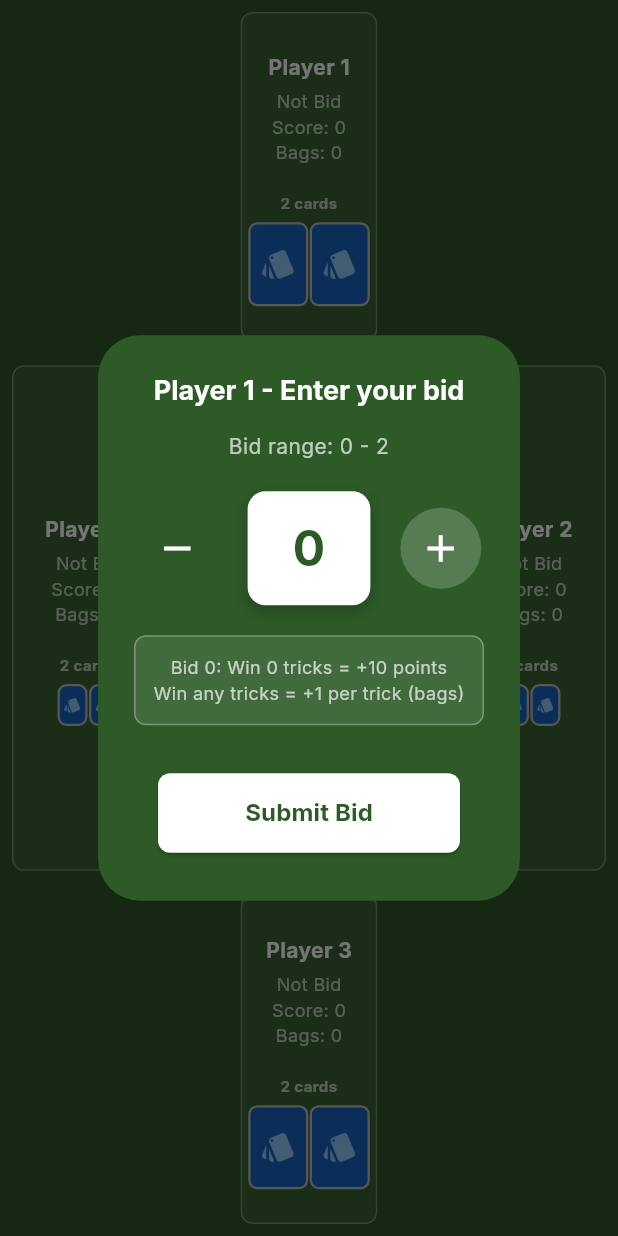
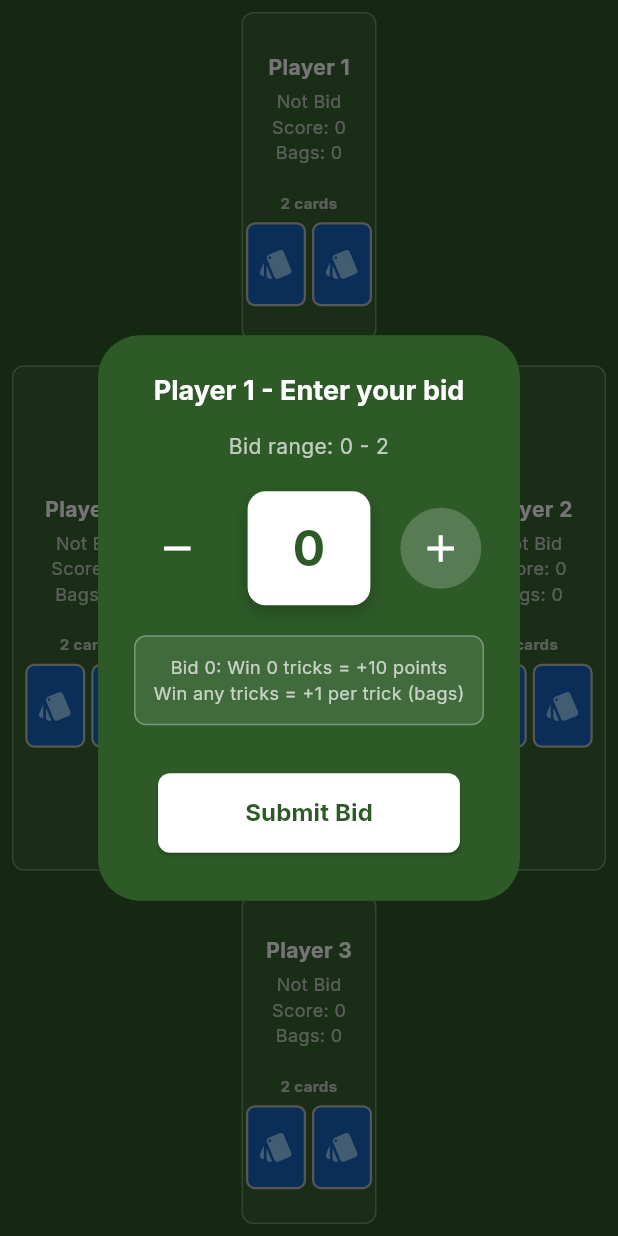
Before and after one commit to AungMyoKyaw4198/2to10_game, a Flutter app: the screen it shows after launch, after a tap on "Start New Game", on a phone screen of 412 x 824 dp. Run offline on Flutter 3.47's test engine with Material 3 defaults, Android fonts, the phone set to English and light mode, and no system bars; our stand-ins replace confetti, google_fonts.

Commit message:
Make card the same size

```diff
--- a/two_to_ten/lib/screens/game_screen.dart
+++ b/two_to_ten/lib/screens/game_screen.dart
@@ -7,6 +7,7 @@ import '../models/player.dart';
 import '../widgets/player_box.dart';
 import '../widgets/bid_input_widget.dart';
 import '../constants/game_constants.dart';
+import '../widgets/playing_card_widget.dart';
 
 class GameScreen extends StatefulWidget {
   const GameScreen({super.key});
@@ -227,27 +228,20 @@ class _GameScreenState extends State<GameScreen> {
                 ).textTheme.titleSmall?.copyWith(color: Colors.white70),
               ),
               const SizedBox(height: 8),
-              Wrap(
-                spacing: 4,
-                children:
-                    gameState.currentRound!.currentTrick
-                        .map(
-                          (card) => Container(
-                            padding: const EdgeInsets.all(4),
-                            decoration: BoxDecoration(
-                              color: Colors.white,
-                              borderRadius: BorderRadius.circular(4),
-                            ),
-                            child: Text(
-                              card.displayString,
-                              style: TextStyle(
-                                color: Color(card.color),
-                                fontWeight: FontWeight.bold,
-                              ),
-                            ),
-                          ),
-                        )
-                        .toList(),
+              Row(
+                mainAxisAlignment: MainAxisAlignment.center,
+                children: [
+                  for (final card in gameState.currentRound!.currentTrick)
+                    Padding(
+                      padding: const EdgeInsets.symmetric(horizontal: 2),
+                      child: PlayingCardWidget(
+                        card: card,
+                        faceUp: true,
+                        width: 40,
+                        height: 56,
+                      ),
+                    ),
+                ],
               ),
             ],
 
--- a/two_to_ten/lib/widgets/player_box.dart
+++ b/two_to_ten/lib/widgets/player_box.dart
@@ -334,43 +334,29 @@ class _PlayerBoxState extends State<PlayerBox> {
     }
     List<game_card.Card> hand =
         widget.currentRound!.playerHands[widget.playerIndex];
-    double cardWidth =
-        widget.position == 'left' || widget.position == 'right' ? 20 : 40;
-    double cardHeight =
-        widget.position == 'left' || widget.position == 'right' ? 28 : 56;
-    int maxCardsPerRow =
-        widget.position == 'left' || widget.position == 'right' ? 4 : 5;
-    int cardsPerRow = maxCardsPerRow;
-    int numberOfRows = (hand.length / cardsPerRow).ceil();
-    double calculatedHeight = numberOfRows * (cardHeight + 1) + 8;
-    double maxHeight =
-        widget.position == 'left' || widget.position == 'right'
-            ? 200
-            : double.infinity;
-    double finalHeight =
-        calculatedHeight > maxHeight ? maxHeight : calculatedHeight;
-    return Container(
-      padding: const EdgeInsets.all(4),
-      height:
-          widget.position == 'left' || widget.position == 'right'
-              ? finalHeight
-              : null,
-      child: Wrap(
-        spacing: 1,
-        runSpacing: 1,
-        alignment: WrapAlignment.center,
+    double cardWidth = 40;
+    double cardHeight = 56;
+    return SizedBox(
+      height: cardHeight + 8,
+      child: SingleChildScrollView(
+        scrollDirection: Axis.horizontal,
+        child: Row(
+          mainAxisAlignment: MainAxisAlignment.center,
           children:
               hand
                   .map(
-                  (card) => PlayingCardWidget(
+                    (card) => Padding(
+                      padding: const EdgeInsets.symmetric(horizontal: 2),
+                      child: PlayingCardWidget(
                         card: card,
                         faceUp: false,
                         width: cardWidth,
                         height: cardHeight,
-                    // No onTap here; selection only in modal sheet
+                      ),
                     ),
                   )
                   .toList(),
+        ),
       ),
     );
   }
```
Lines whose indentation alone changed are shown as unchanged.
